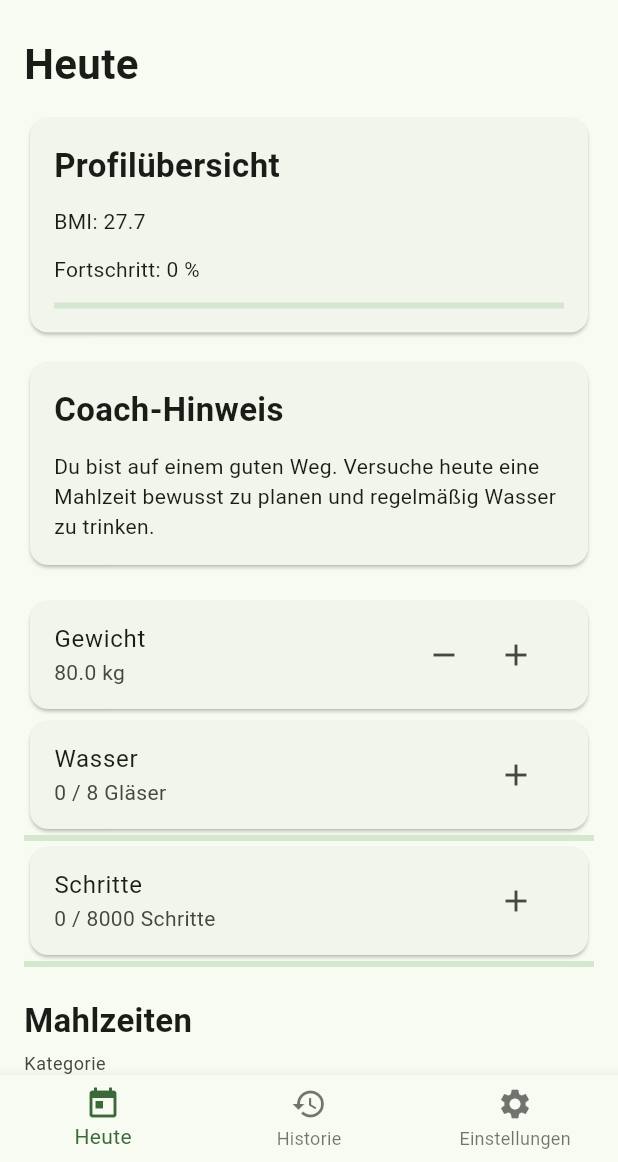
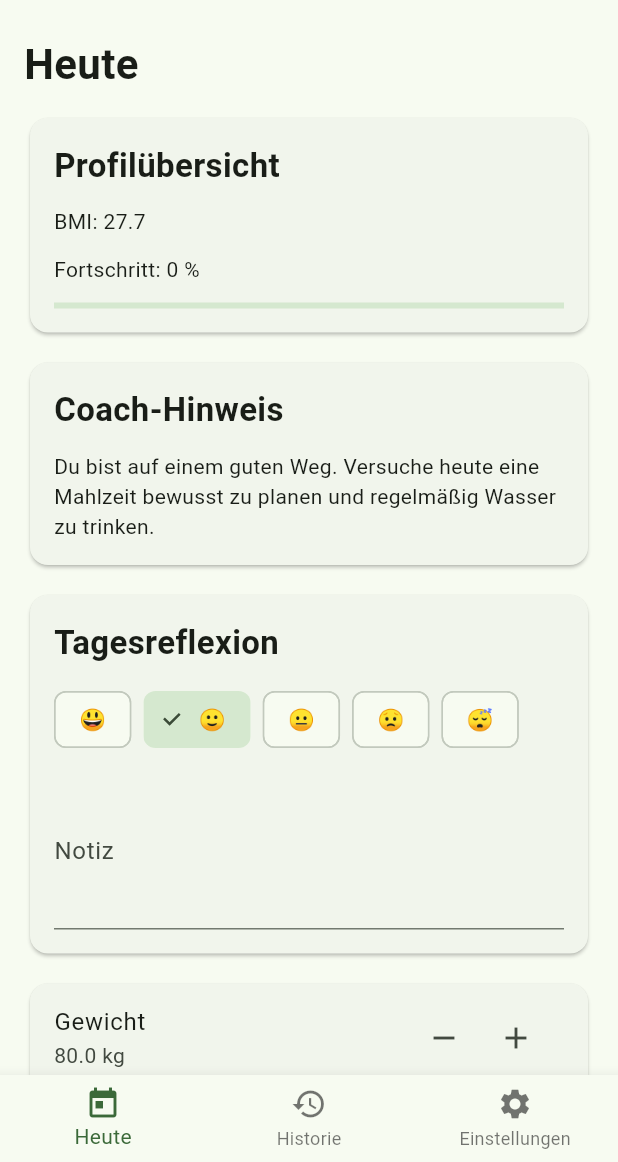
Before and after one commit to AveenAl-Hadad/mein_coach, a Flutter app: the screen it shows after launch, on a phone screen of 412 x 824 dp, the part 74-1236 px from its top. Run offline on Flutter 3.47's test engine with Material 3 defaults, Android fonts, the phone set to English and light mode, and no system bars; our stand-ins replace fl_chart, share_plus, shared_preferences.

Commit message:
Feature: Tagesreflexion mit Stimmung und Notiz

```diff
--- a/lib/modelle/tages_eintrag.dart
+++ b/lib/modelle/tages_eintrag.dart
@@ -8,6 +8,8 @@ class TagesEintrag {
   int wasser;
   int schritte;
   List<Mahlzeit> mahlzeiten;
+  String stimmung;
+  String notiz;
 
   TagesEintrag({
     required this.datum,
@@ -15,6 +17,8 @@ class TagesEintrag {
     required this.wasser,
     required this.schritte,
     required this.mahlzeiten,
+    required this.stimmung,
+    required this.notiz,
   });
 
   /// Erstellt einen neuen Eintrag für heute.
@@ -24,6 +28,8 @@ class TagesEintrag {
       gewicht: 80.0,
       wasser: 0,
       schritte: 0,
+      stimmung: '🙂',
+      notiz: '',
       mahlzeiten: [],
     );
   }
@@ -36,6 +42,8 @@ class TagesEintrag {
       'gewicht': gewicht,
       'wasser': wasser,
       'schritte': schritte,
+      'stimmung': stimmung,
+      'notiz': notiz,
       'mahlzeiten': mahlzeiten.map((mahlzeit) => mahlzeit.zuJson()).toList(),
     };
   }
@@ -49,6 +57,8 @@ class TagesEintrag {
       gewicht: (map['gewicht'] as num).toDouble(),
       wasser: map['wasser'],
       schritte: map['schritte'],
+      stimmung: map['stimmung'],
+      notiz: map['notiz'],
       mahlzeiten: gespeicherteMahlzeiten.map<Mahlzeit>((mahlzeit) {
         if (mahlzeit is String) {
           return Mahlzeit(
--- a/lib/provider/tages_provider.dart
+++ b/lib/provider/tages_provider.dart
@@ -109,4 +109,17 @@ class TagesProvider extends ChangeNotifier {
   Future<void> historieAktualisieren() async {
     await historieProvider?.aktualisieren();
   }
+  /// Ändert die Stimmung und speichert sie.
+Future<void> stimmungSpeichern(String stimmung) async {
+  await _service.stimmungSpeichern(eintrag, stimmung);
+  await historieAktualisieren();
+  notifyListeners();
 }
+
+/// Ändert die Tagesnotiz und speichert sie.
+Future<void> notizSpeichern(String notiz) async {
+  await _service.notizSpeichern(eintrag, notiz);
+  await historieAktualisieren();
+  notifyListeners();
+}
+}
--- a/lib/seiten/start_seite.dart
+++ b/lib/seiten/start_seite.dart
@@ -12,6 +12,7 @@ import '../services/backup_service.dart';
 import '../provider/einstellungen_provider.dart';
 import '../widgets/profil_uebersicht_karte.dart';
 import '../widgets/coach_hinweis_karte.dart';
+import '../widgets/tages_reflexion_karte.dart';
 
 /// Startseite der App.
 /// Zeigt die heutigen Daten und nutzt den TagesProvider
@@ -164,8 +165,16 @@ Future<void> backupImportieren() async {
             aktuellesGewicht: provider.eintrag.gewicht,
             zielGewicht: einstellungenProvider.zielGewicht,
           ),
-          AppStyle.abstandMittel,
 
+          AppStyle.abstandKlein,
+
+          TagesReflexionKarte(
+            stimmung: eintrag.stimmung,
+            notiz: eintrag.notiz,
+            beimStimmungAendern: provider.stimmungSpeichern,
+            beimNotizAendern: provider.notizSpeichern,
+          ),
+          AppStyle.abstandKlein,
           TrackingKarte(
             titel: AppTexte.gewicht,
             untertitel: '${eintrag.gewicht.toStringAsFixed(1)} kg',
--- a/lib/services/tages_service.dart
+++ b/lib/services/tages_service.dart
@@ -74,6 +74,8 @@ class TagesService {
       gewicht: 80.0,
       wasser: 0,
       schritte: 0,
+      stimmung: '🙂',
+      notiz: '',
       mahlzeiten: [],
     );
 
@@ -100,6 +102,8 @@ class TagesService {
         gewicht: 80.0,
         wasser: 0,
         schritte: 0,
+        stimmung: '🙂',
+        notiz: '',
         mahlzeiten: [],
       );
     }
@@ -114,9 +118,22 @@ Future<String> exportieren() async {
         'gewicht': e.gewicht,
         'wasser': e.wasser,
         'schritte': e.schritte,
+        'stimmung': e.stimmung,
+        'notiz': e.notiz,
         'mahlzeiten': e.mahlzeiten.map((m) => m.zuJson()).toList(),
       }).toList();
 
   return jsonEncode(liste);
 }
+/// Speichert die Stimmung für den aktuellen Tag.
+Future<void> stimmungSpeichern(TagesEintrag eintrag, String stimmung) async {
+  eintrag.stimmung = stimmung;
+  await speichern(eintrag);
 }
+
+/// Speichert eine Tagesnotiz.
+Future<void> notizSpeichern(TagesEintrag eintrag, String notiz) async {
+  eintrag.notiz = notiz;
+  await speichern(eintrag);
+}
+}
--- /dev/null
+++ b/lib/widgets/tages_reflexion_karte.dart
@@ -0,0 +1,61 @@
+import 'package:flutter/material.dart';
+
+import '../style/app_style.dart';
+
+/// Karte für Stimmung und Tagesnotiz.
+/// Diese Karte hilft dem Nutzer, den Tag kurz zu reflektieren.
+class TagesReflexionKarte extends StatelessWidget {
+  final String stimmung;
+  final String notiz;
+  final void Function(String stimmung) beimStimmungAendern;
+  final void Function(String notiz) beimNotizAendern;
+
+  const TagesReflexionKarte({
+    super.key,
+    required this.stimmung,
+    required this.notiz,
+    required this.beimStimmungAendern,
+    required this.beimNotizAendern,
+  });
+
+  @override
+  Widget build(BuildContext context) {
+    final notizController = TextEditingController(text: notiz);
+
+    return Card(
+      child: Padding(
+        padding: AppStyle.standardPadding,
+        child: Column(
+          crossAxisAlignment: CrossAxisAlignment.start,
+          children: [
+            const Text('Tagesreflexion', style: AppStyle.titelMittel),
+            AppStyle.abstandKlein,
+
+            Wrap(
+              spacing: 8,
+              children: ['😃', '🙂', '😐', '😟', '😴'].map((emoji) {
+                return ChoiceChip(
+                  label: Text(emoji),
+                  selected: stimmung == emoji,
+                  onSelected: (_) => beimStimmungAendern(emoji),
+                );
+              }).toList(),
+            ),
+
+            AppStyle.abstandKlein,
+
+            TextField(
+              controller: notizController,
+              decoration: const InputDecoration(
+                labelText: 'Notiz',
+                hintText: 'Wie lief dein Tag?',
+              ),
+              maxLines: 3,
+              onChanged: beimNotizAendern,
+            ),
+          ],
+        ),
+      ),
+    );
+  }
+}
```
